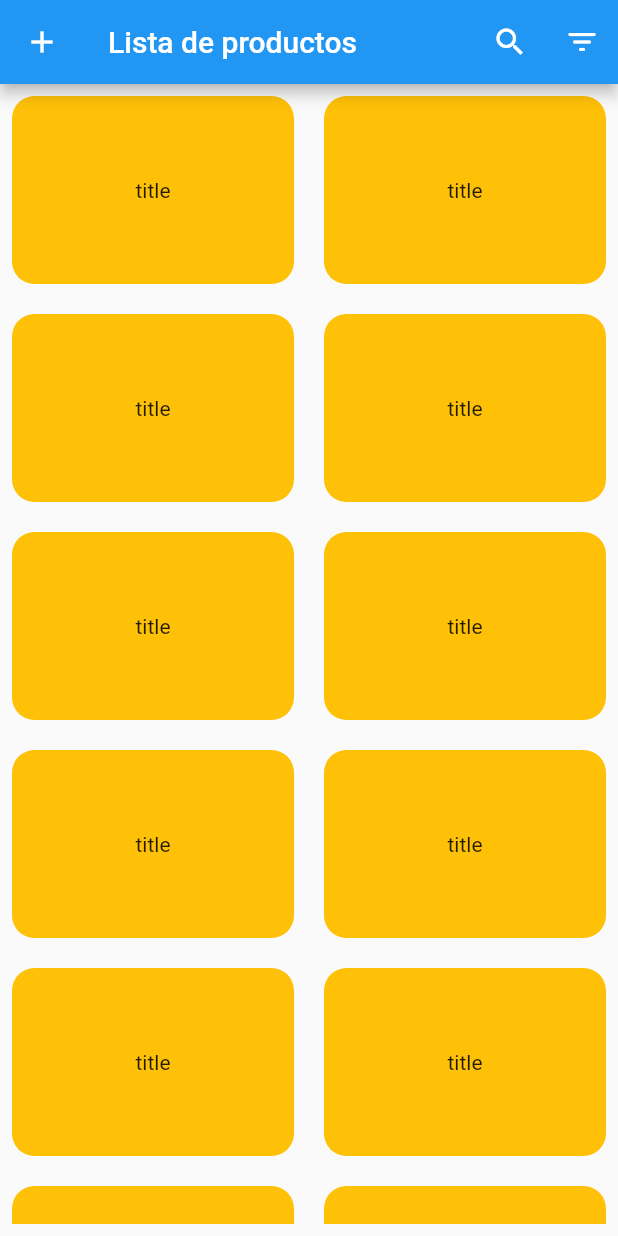
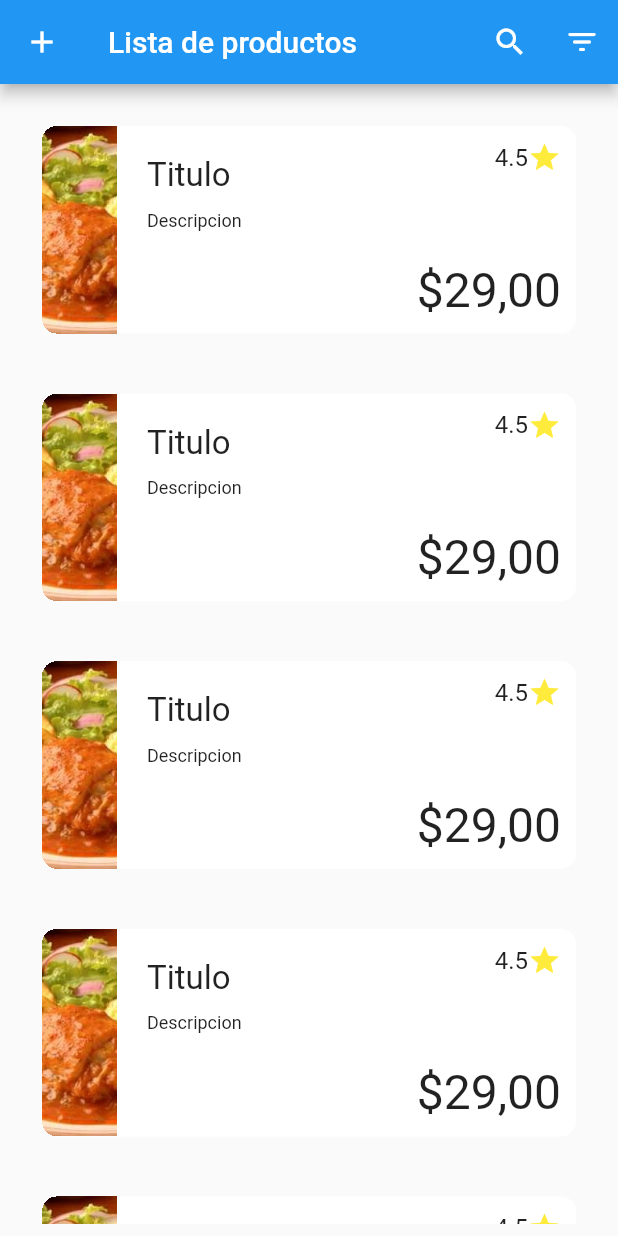
Before and after one commit to andreslab/manager-menu, a Flutter app: the screen it shows after launch, on a phone screen of 412 x 824 dp. Run offline on Flutter 3.47's test engine with Material 2 defaults, Android fonts, the light colour scheme and no system bars.

Commit message:
ui main page manager menu

```diff
--- a/lib/screens/store/store.dart
+++ b/lib/screens/store/store.dart
@@ -4,6 +4,8 @@ import 'package:platform_business/screens/store/item/detail/detail.dart';
 import 'package:platform_business/screens/store/local_widgets/bar.dart';
 
 List<ProductModel> products = TestDataProduct.data;
+final isPreviewRecomendation = false;
+final double heightItem = 150;
 
 class StoreScreen extends StatefulWidget {
   @override
@@ -19,19 +21,22 @@ class _StoreScreenState extends State<StoreScreen> {
         padding: const EdgeInsets.all(8.0),
         child: GridView.builder(
             gridDelegate: SliverGridDelegateWithMaxCrossAxisExtent(
-                maxCrossAxisExtent: 200,
-                childAspectRatio: 3 / 2,
+                maxCrossAxisExtent: isPreviewRecomendation ? 200 : 800,
+                childAspectRatio: isPreviewRecomendation ? 3 / 3.5 : 3 / 1.2,
                 crossAxisSpacing: 20,
                 mainAxisSpacing: 20),
             itemCount: /* products.length */ 100,
             itemBuilder: (BuildContext ctx, index) {
-              return Container(
-                alignment: Alignment.center,
-                child: Text(products[0].title),
-                decoration: BoxDecoration(
-                    color: Colors.amber,
-                    borderRadius: BorderRadius.circular(15)),
-              );
+              // return Container(
+              //   alignment: Alignment.center,
+              //   child: Text(products[0].title),
+              //   decoration: BoxDecoration(
+              //       color: Colors.amber,
+              //       borderRadius: BorderRadius.circular(15)),
+              // );
+              return isPreviewRecomendation
+                  ? previewRecomendationWidget(context)
+                  : previewOriginalWidget(context);
             }),
       ),
     );
@@ -96,3 +101,119 @@ class StoreSearch extends SearchDelegate<ProductModel> {
     );
   }
 }
+
+Widget previewRecomendationWidget(BuildContext context) {
+  return GestureDetector(
+    onTap: () {
+      Navigator.push(
+        context,
+        MaterialPageRoute(builder: (context) => DetailItemScreen()),
+      );
+    },
+    child: Container(
+      clipBehavior: Clip.hardEdge,
+      margin: EdgeInsets.only(left: 20, top: 10, bottom: 10),
+      decoration: BoxDecoration(
+          color: Colors.white, borderRadius: BorderRadius.circular(5)),
+      child: Column(
+        children: [
+          Image.asset('assets/img/food_test.jpeg',
+              height: 100, width: 140, fit: BoxFit.fitHeight),
+          Expanded(
+            child: Column(
+              children: [
+                Expanded(
+                  child: Container(
+                    padding: EdgeInsets.only(top: 8.0, left: 8, right: 8),
+                    width: 140,
+                    child: Text("Titulo",
+                        textAlign: TextAlign.left,
+                        style: TextStyle(fontSize: 16)),
+                  ),
+                ),
+                Container(
+                  width: 140,
+                  padding: EdgeInsets.only(right: 8.0, bottom: 8),
+                  child: Text(
+                    "\$29,00",
+                    textAlign: TextAlign.right,
+                    style: TextStyle(fontSize: 22),
+                  ),
+                ),
+              ],
+            ),
+          )
+        ],
+      ),
+    ),
+  );
+}
+
+Widget previewOriginalWidget(BuildContext context) {
+  return GestureDetector(
+    onTap: () {
+      Navigator.push(
+        context,
+        MaterialPageRoute(builder: (context) => DetailItemScreen()),
+      );
+    },
+    child: Container(
+      clipBehavior: Clip.hardEdge,
+      height: heightItem,
+      margin: EdgeInsets.only(top: 20, left: 20, right: 20),
+      decoration: BoxDecoration(
+          color: Colors.white, borderRadius: BorderRadius.circular(10)),
+      child: Row(
+        children: [
+          Image.asset('assets/img/food_test.jpeg',
+              height: heightItem,
+              width: 50, //screen.width / 3,
+              fit: BoxFit.fitHeight),
+          Expanded(
+            child: Stack(
+              children: [
+                Positioned(
+                    top: 10,
+                    right: 10,
+                    child: Row(children: [
+                      Text("4.5", style: TextStyle(fontSize: 16)),
+                      Icon(
+                        Icons.star,
+                        size: 22,
+                        color: Colors.yellow,
+                      )
+                    ])),
+                Positioned(
+                    top: 20,
+                    left: 20,
+                    child: Container(
+                      width: 100, //screen.width / 2.5,
+                      child: Column(
+                        crossAxisAlignment: CrossAxisAlignment.start,
+                        children: [
+                          Text("Titulo",
+                              style: TextStyle(fontSize: 22), maxLines: 2),
+                          SizedBox(
+                            height: 10,
+                          ),
+                          Text("Descripcion",
+                              style: TextStyle(fontSize: 12), maxLines: 3),
+                        ],
+                      ),
+                    )),
+                Positioned(
+                  bottom: 10,
+                  right: 10,
+                  child: Text(
+                    "\$29,00",
+                    style: TextStyle(fontSize: 32),
+                  ),
+                )
+              ],
+            ),
+          )
+        ],
+      ),
+    ),
+  );
+}
--- a/pubspec.yaml
+++ b/pubspec.yaml
@@ -45,9 +45,9 @@ flutter:
   uses-material-design: true
 
   # To add assets to your application, add an assets section, like this:
-  # assets:
-  #   - images/a_dot_burr.jpeg
-  #   - images/a_dot_ham.jpeg
+  assets:
+    - assets/img/img_logo.png
+    - assets/img/food_test.jpeg
 
   # An image asset can refer to one or more resolution-specific "variants", see
   # https://flutter.dev/assets-and-images/#resolution-aware.
```
Also changed, not shown: assets/img/food_test.jpeg (added), assets/img/img_logo.png (added).
